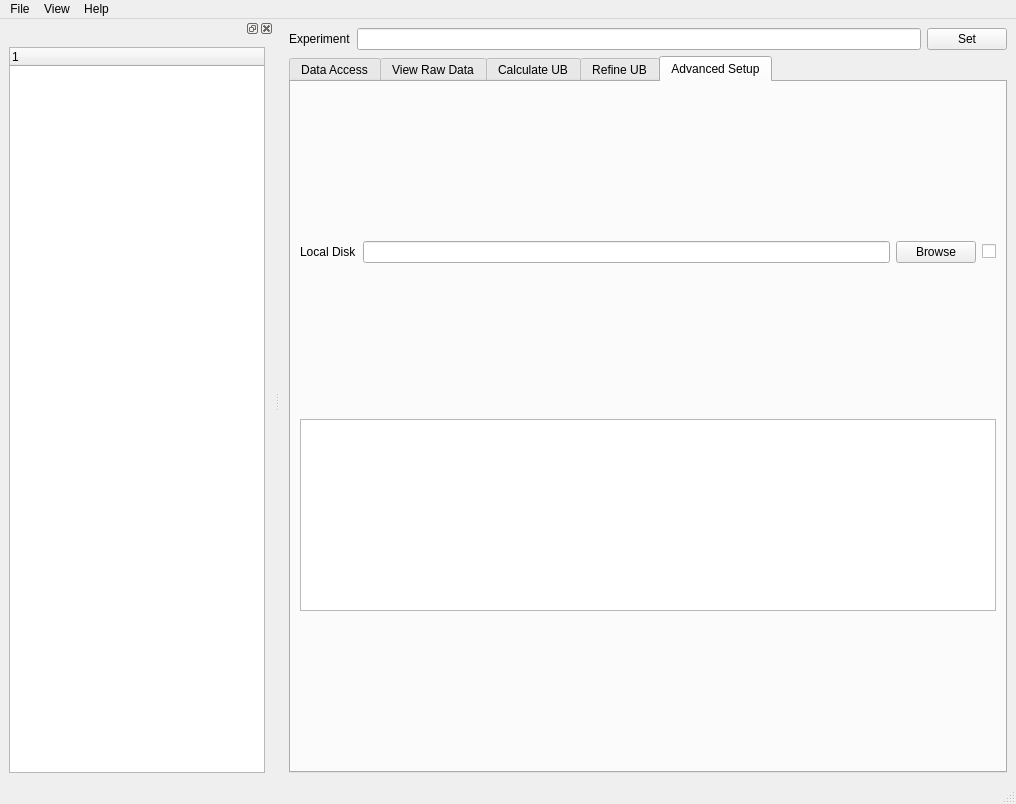
This is Code/Mantid/scripts/HFIR_4Circle_Reduction/Ui_MainWindow.ui in mantidproject/mantid as Qt 5 draws it before an edit. The edited form follows.
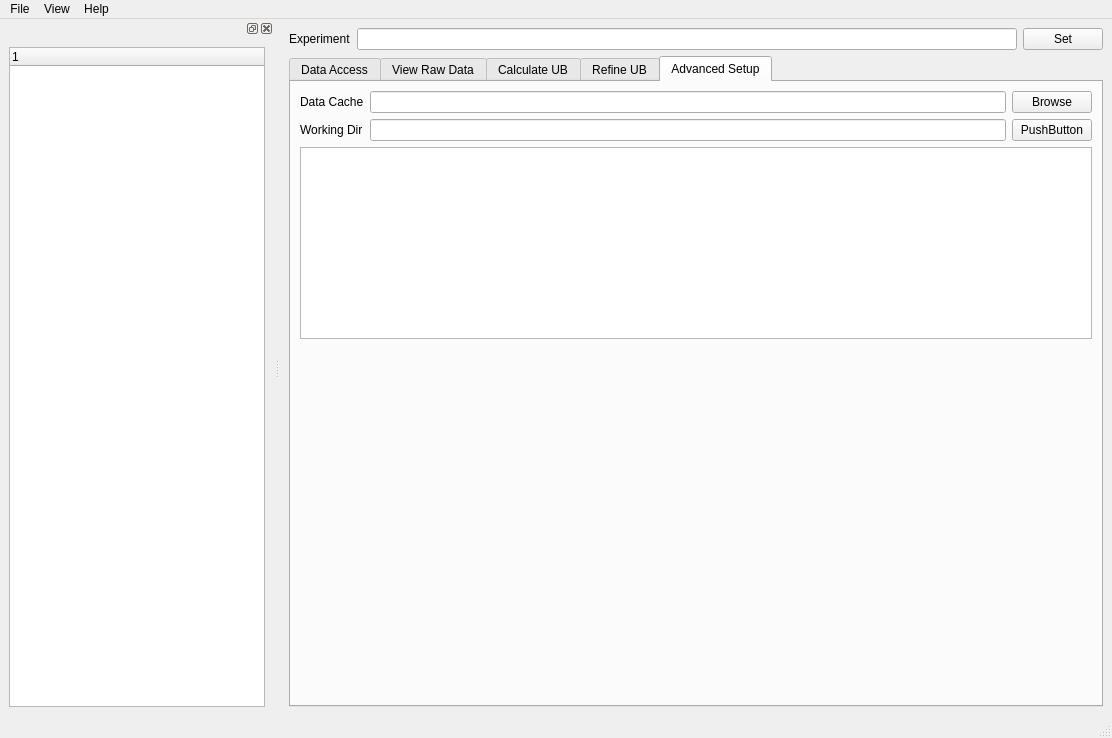
This is the edited form. The open tabs and pages were chosen to show the change. Custom widgets are drawn as their Qt base class.

Commit message: Refs #12122. Checkpointing progress on accessing data.

```diff
--- a/Code/Mantid/scripts/HFIR_4Circle_Reduction/Ui_MainWindow.ui
+++ b/Code/Mantid/scripts/HFIR_4Circle_Reduction/Ui_MainWindow.ui
@@ -6,8 +6,8 @@
    <rect>
     <x>0</x>
     <y>0</y>
-    <width>1016</width>
-    <height>804</height>
+    <width>1112</width>
+    <height>738</height>
    </rect>
   </property>
   <property name="windowTitle">
@@ -812,31 +812,42 @@
             <item row="0" column="0">
              <layout class="QVBoxLayout" name="verticalLayout">
               <item>
-               <layout class="QHBoxLayout" name="horizontalLayout"/>
-              </item>
-              <item>
-               <layout class="QHBoxLayout" name="horizontalLayout_8">
-                <item>
+               <layout class="QGridLayout" name="gridLayout_10">
+                <item row="0" column="0">
                  <widget class="QLabel" name="label_4">
                   <property name="text">
-                   <string>Local Disk</string>
+                   <string>Data Cache</string>
                   </property>
                  </widget>
                 </item>
-                <item>
-                 <widget class="QLineEdit" name="lineEdit_localSrcDir"/>
+                <item row="1" column="0">
+                 <widget class="QLabel" name="label_2">
+                  <property name="text">
+                   <string>Working Dir</string>
+                  </property>
+                 </widget>
                 </item>
-                <item>
-                 <widget class="QPushButton" name="pushButton_browseLocalData">
+                <item row="0" column="5">
+                 <widget class="QPushButton" name="pushButton_browseLocalCache">
                   <property name="text">
                    <string>Browse</string>
                   </property>
                  </widget>
                 </item>
-                <item>
-                 <widget class="QCheckBox" name="checkBox_dataLocal">
+                <item row="1" column="1">
+                 <widget class="QLineEdit" name="lineEdit"/>
+                </item>
+                <item row="0" column="1">
+                 <widget class="QLineEdit" name="lineEdit_localSrcDir">
+                  <property name="toolTip">
+                   <string>&lt;html&gt;&lt;head/&gt;&lt;body&gt;&lt;p&gt;Cache on local disk.  The dowloaded data will be saved to here. &lt;/p&gt;&lt;/body&gt;&lt;/html&gt;</string>
+                  </property>
+                 </widget>
+                </item>
+                <item row="1" column="5">
+                 <widget class="QPushButton" name="pushButton_3">
                   <property name="text">
-                   <string/>
+                   <string>PushButton</string>
                   </property>
                  </widget>
                 </item>
@@ -858,6 +869,19 @@
               </item>
              </layout>
             </item>
+            <item row="1" column="0">
+             <spacer name="verticalSpacer_4">
+              <property name="orientation">
+               <enum>Qt::Vertical</enum>
+              </property>
+              <property name="sizeHint" stdset="0">
+               <size>
+                <width>20</width>
+                <height>40</height>
+               </size>
+              </property>
+             </spacer>
+            </item>
            </layout>
           </widget>
          </widget>
@@ -873,7 +897,7 @@
     <rect>
      <x>0</x>
      <y>0</y>
-     <width>1016</width>
+     <width>1112</width>
      <height>25</height>
     </rect>
    </property>
@@ -944,6 +968,13 @@
    </property>
   </action>
  </widget>
+ <customwidgets>
+  <customwidget>
+   <class>MplFigureCanvas</class>
+   <extends>QGraphicsView</extends>
+   <header>MplFigureCanvas.h</header>
+  </customwidget>
+ </customwidgets>
  <resources/>
  <connections/>
 </ui>
```
Left out of the diff: 149 changed lines with no effect on the pictures. The commit also changes 5 other files.
